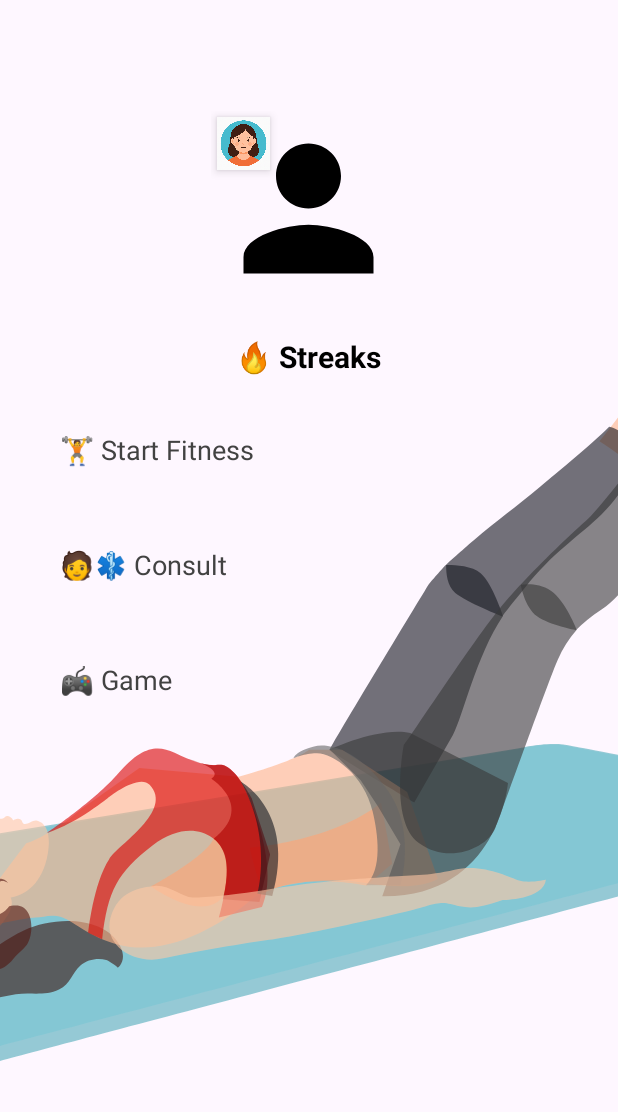
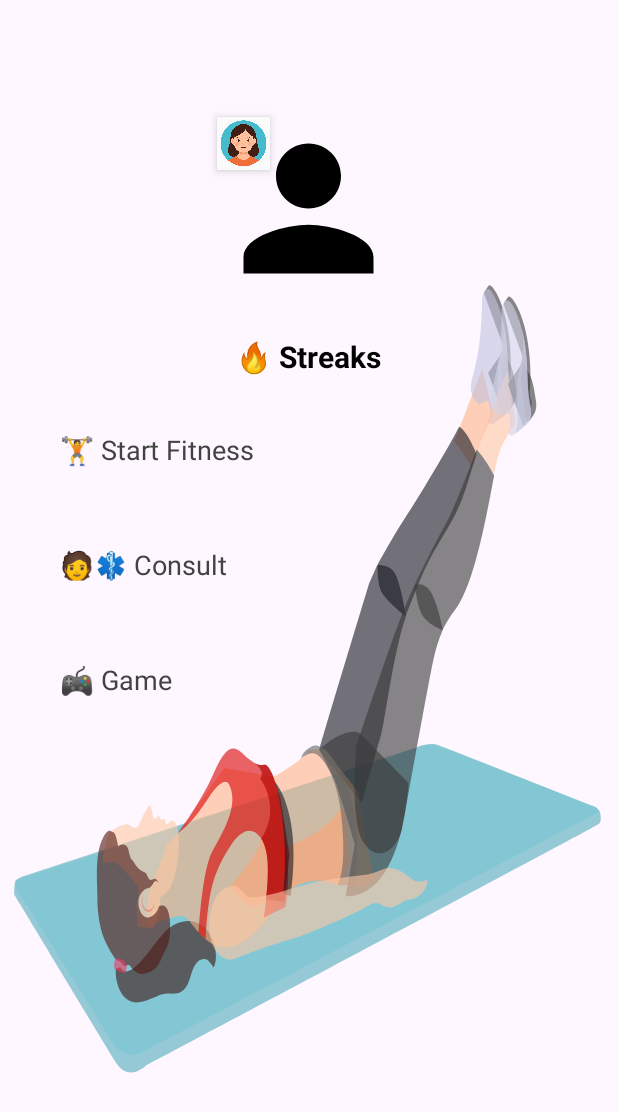
Before and after one commit to drishtisaini/FitU, an Android app: the ProfileActivity screen opened directly, with no data from a screen before it, on a phone screen of 412 x 824 dp. Shown: the top 1112 px of the screen. Run offline under Robolectric (Android 15) with nearby library versions, the light colour scheme and no system bars; our stand-ins replace CircleImageView.

Commit message:
✨ UI animation  added

```diff
--- a/app/src/main/res/layout/activity_profile.xml
+++ b/app/src/main/res/layout/activity_profile.xml
@@ -16,9 +16,9 @@
         app:lottie_rawRes="@raw/fitness_animation"
         app:lottie_autoPlay="true"
         app:lottie_loop="true"
-        android:scaleType="centerCrop"
         android:alpha="0.6"
-        android:translationY="50dp"/>
+        android:translationY="50dp"
+        android:scaleType="fitXY" />
 
     <ScrollView
         android:layout_width="match_parent"
```
